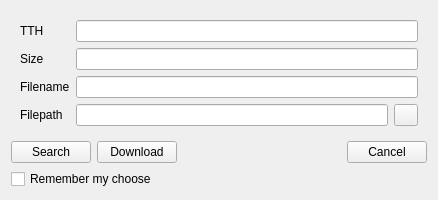
The window that eiskaltdcpp/ui/UIMagnet.ui (eiskaltdcpp/eiskaltdcpp) describes before a commit, drawn with Qt 5.
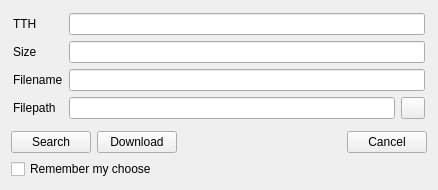
The same window after the commit.

```diff
--- a/eiskaltdcpp/ui/UIMagnet.ui
+++ b/eiskaltdcpp/ui/UIMagnet.ui
@@ -35,6 +35,9 @@
       <enum>QFrame::Plain</enum>
      </property>
      <layout class="QGridLayout" name="gridLayout_2">
+      <property name="margin">
+       <number>2</number>
+      </property>
       <item row="1" column="1" colspan="2">
        <widget class="QLineEdit" name="lineEdit_TTH">
         <property name="readOnly">
```
